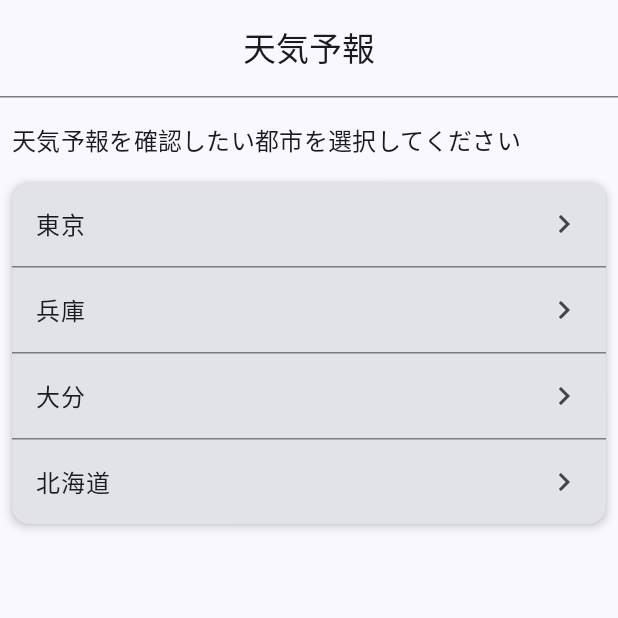
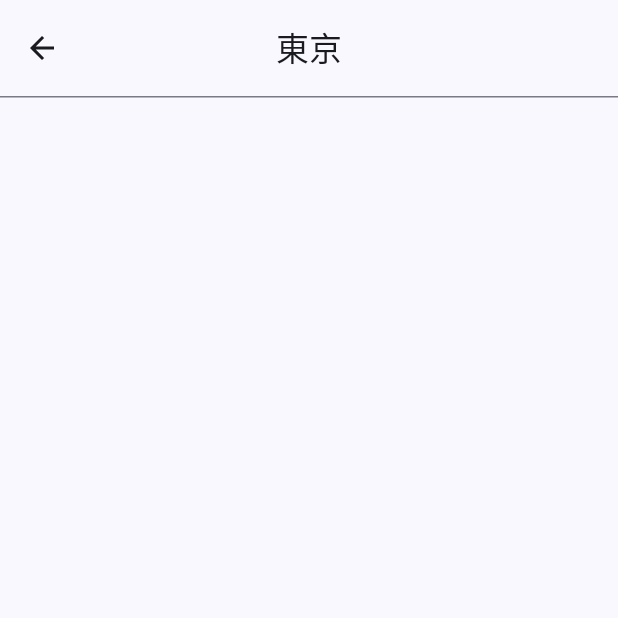
Before and after one commit to sampleUser363/weather-forecast-app, an Android app built with Jetpack Compose: the screen it shows after launch (MainActivity), after a tap on "東京", on a phone screen of 412 x 824 dp, the top half of it. Run offline under Robolectric (Android 15) with nearby library versions, the phone set to English and light mode, and no system bars; our stand-ins replace Dagger/Hilt's generated code; libraries missing offline, so code that uses them is left out: androidx.hilt.lifecycle.

Commit message:
hiltの導入とHomeからWeatherへの画面遷移機能実装

```diff
--- a/app/build.gradle.kts
+++ b/app/build.gradle.kts
@@ -2,6 +2,8 @@ plugins {
     alias(libs.plugins.android.application)
     alias(libs.plugins.kotlin.android)
     alias(libs.plugins.kotlin.compose)
+    alias(libs.plugins.android.hilt)
+    alias(libs.plugins.devtool.ksp)
 }
 
 android {
@@ -39,6 +41,11 @@ android {
     }
 }
 
+hilt {
+    // javapoetのバージョン周りでエラーが出ているため、暫定対応
+    enableAggregatingTask = false
+}
+
 dependencies {
 
     implementation(libs.androidx.core.ktx)
@@ -50,6 +57,9 @@ dependencies {
     implementation(libs.androidx.compose.ui.tooling.preview)
     implementation(libs.androidx.compose.material3)
     implementation(libs.androidx.navigation.compose)
+    implementation(libs.androidx.hilt.navigation.compose)
+    implementation(libs.hilt.android)
+    ksp(libs.hilt.compiler)
     testImplementation(libs.junit)
     androidTestImplementation(libs.androidx.junit)
     androidTestImplementation(libs.androidx.espresso.core)
--- a/app/src/main/AndroidManifest.xml
+++ b/app/src/main/AndroidManifest.xml
@@ -3,6 +3,7 @@
     xmlns:tools="http://schemas.android.com/tools">
 
     <application
+        android:name=".WeatherForecastApplication"
         android:allowBackup="true"
         android:dataExtractionRules="@xml/data_extraction_rules"
         android:fullBackupContent="@xml/backup_rules"
--- a/app/src/main/java/com/example/weatherforecast/MainActivity.kt
+++ b/app/src/main/java/com/example/weatherforecast/MainActivity.kt
@@ -8,7 +8,9 @@ import androidx.compose.foundation.layout.fillMaxSize
 import androidx.compose.material3.Surface
 import androidx.compose.ui.Modifier
 import com.example.weatherforecast.ui.theme.WeatherForecastTheme
+import dagger.hilt.android.AndroidEntryPoint
 
+@AndroidEntryPoint
 class MainActivity : ComponentActivity() {
     override fun onCreate(savedInstanceState: Bundle?) {
         super.onCreate(savedInstanceState)
--- /dev/null
+++ b/app/src/main/java/com/example/weatherforecast/WeatherForecastApplication.kt
@@ -0,0 +1,7 @@
+package com.example.weatherforecast
+
+import android.app.Application
+import dagger.hilt.android.HiltAndroidApp
+
+@HiltAndroidApp
+class WeatherForecastApplication : Application()
--- a/app/src/main/java/com/example/weatherforecast/ui/component/TopBar.kt
+++ b/app/src/main/java/com/example/weatherforecast/ui/component/TopBar.kt
@@ -1,23 +1,28 @@
 package com.example.weatherforecast.ui.component
 
-import androidx.annotation.StringRes
 import androidx.compose.foundation.layout.Column
+import androidx.compose.material.icons.Icons
+import androidx.compose.material.icons.automirrored.filled.ArrowBack
 import androidx.compose.material3.CenterAlignedTopAppBar
 import androidx.compose.material3.ExperimentalMaterial3Api
 import androidx.compose.material3.HorizontalDivider
+import androidx.compose.material3.Icon
+import androidx.compose.material3.IconButton
 import androidx.compose.material3.MaterialTheme
 import androidx.compose.material3.Text
 import androidx.compose.runtime.Composable
 import androidx.compose.ui.Alignment
 import androidx.compose.ui.Modifier
 import androidx.compose.ui.res.stringResource
+import com.example.weatherforecast.R
 
 @OptIn(ExperimentalMaterial3Api::class)
 @Composable
 fun TopBar(
-    @StringRes
-    titleResId: Int,
-    modifier: Modifier = Modifier
+    canNavigateBack: Boolean,
+    title: String,
+    modifier: Modifier = Modifier,
+    navigateUp: () -> Unit
 ) {
     Column {
         CenterAlignedTopAppBar(
@@ -26,9 +31,19 @@ fun TopBar(
                     horizontalAlignment = Alignment.CenterHorizontally
                 ) {
                     Text(
-                        text = stringResource(titleResId),
+                        text = title,
                         style = MaterialTheme.typography.titleLarge
                     )
+                }
+            },
+            navigationIcon = {
+                if (canNavigateBack) {
+                    IconButton(onClick = navigateUp) {
+                        Icon(
+                            imageVector = Icons.AutoMirrored.Filled.ArrowBack,
+                            contentDescription = stringResource(R.string.back_button_description)
+                        )
+                    }
                 }
             },
             modifier = modifier
--- a/app/src/main/java/com/example/weatherforecast/ui/navigation/Screen.kt
+++ b/app/src/main/java/com/example/weatherforecast/ui/navigation/Screen.kt
@@ -5,6 +5,11 @@ package com.example.weatherforecast.ui.navigation
  *
  * @property route NavHostで使用する画面のroute
  */
-enum class Screen(val route: String) {
-    HOME("home")
+sealed class Screen(val route: String) {
+    object HOME : Screen("home")
+    object WEATHER : Screen("weather") {
+        const val CITY_ARG = "city"
+        val routeWithArgs = "$route/{$CITY_ARG}"
+        fun createRoute(city: String) = "weather/$city"
+    }
 }
--- a/app/src/main/java/com/example/weatherforecast/ui/navigation/WeatherForecastNavHost.kt
+++ b/app/src/main/java/com/example/weatherforecast/ui/navigation/WeatherForecastNavHost.kt
@@ -3,9 +3,12 @@ package com.example.weatherforecast.ui.navigation
 import androidx.compose.runtime.Composable
 import androidx.compose.ui.Modifier
 import androidx.navigation.NavHostController
+import androidx.navigation.NavType
 import androidx.navigation.compose.NavHost
 import androidx.navigation.compose.composable
+import androidx.navigation.navArgument
 import com.example.weatherforecast.ui.screen.home.HomeScreen
+import com.example.weatherforecast.ui.screen.weather.WeatherScreen
 
 @Composable
 fun WeatherForecastNavHost(
@@ -19,8 +22,28 @@ fun WeatherForecastNavHost(
     ) {
         // ホーム画面
         composable(route = Screen.HOME.route) {
-            HomeScreen()
+            HomeScreen(
+                onCityClick = { city ->
+                    navController.navigate(
+                        Screen.WEATHER.createRoute(city)
+                    )
+                }
+            )
         }
-        // TODO: 天気画面
+        // 天気画面
+        composable(
+            route = Screen.WEATHER.routeWithArgs,
+            arguments = listOf(
+                navArgument(Screen.WEATHER.CITY_ARG) {
+                    type = NavType.StringType
+                }
+            )
+        ) {
+            WeatherScreen(
+                onNavigateUp = {
+                    navController.navigateUp()
+                }
+            )
+        }
     }
 }
--- a/app/src/main/java/com/example/weatherforecast/ui/screen/home/HomeScreen.kt
+++ b/app/src/main/java/com/example/weatherforecast/ui/screen/home/HomeScreen.kt
@@ -34,12 +34,15 @@ import com.example.weatherforecast.ui.theme.WeatherForecastTheme
 
 @Composable
 fun HomeScreen(
-    modifier: Modifier = Modifier
+    modifier: Modifier = Modifier,
+    onCityClick: (String) -> Unit,
 ) {
     Scaffold(
         topBar = {
             TopBar(
-                titleResId = R.string.home_screen_title
+                title = stringResource(R.string.home_screen_title),
+                canNavigateBack = false,
+                navigateUp = {}
             )
         },
         modifier = Modifier.fillMaxSize(),
@@ -47,7 +50,7 @@ fun HomeScreen(
         HomeBody(
             cities = City.entries,
             onCityClick = {
-                // TODO: 都市押下時、それに応じた天気画面に遷移
+                onCityClick(it.name)
             },
             contentPadding = innerPadding,
             modifier = modifier
--- /dev/null
+++ b/app/src/main/java/com/example/weatherforecast/ui/screen/weather/WeatherScreen.kt
@@ -0,0 +1,29 @@
+package com.example.weatherforecast.ui.screen.weather
+
+import androidx.compose.foundation.layout.fillMaxSize
+import androidx.compose.material3.Scaffold
+import androidx.compose.runtime.Composable
+import androidx.compose.ui.Modifier
+import androidx.compose.ui.res.stringResource
+import androidx.hilt.lifecycle.viewmodel.compose.hiltViewModel
+import com.example.weatherforecast.ui.component.TopBar
+
+@Composable
+fun WeatherScreen(
+    modifier: Modifier = Modifier,
+    onNavigateUp: () -> Unit,
+    viewModel: WeatherViewModel = hiltViewModel()
+) {
+    Scaffold(
+        topBar = {
+            TopBar(
+                title = stringResource(viewModel.cityType.displayNameResId),
+                canNavigateBack = true,
+                navigateUp = onNavigateUp
+            )
+        },
+        modifier = Modifier.fillMaxSize(),
+    ) { innerPadding ->
+        // TODO: 天気画面のレイアウト実装
+    }
+}
--- /dev/null
+++ b/app/src/main/java/com/example/weatherforecast/ui/screen/weather/WeatherViewModel.kt
@@ -0,0 +1,18 @@
+package com.example.weatherforecast.ui.screen.weather
+
+import androidx.lifecycle.SavedStateHandle
+import androidx.lifecycle.ViewModel
+import com.example.weatherforecast.model.City
+import com.example.weatherforecast.ui.navigation.Screen
+import dagger.hilt.android.lifecycle.HiltViewModel
+import jakarta.inject.Inject
+
+@HiltViewModel
+class WeatherViewModel @Inject constructor(
+    savedStateHandle: SavedStateHandle
+) : ViewModel() {
+    // 画面遷移時に受け取るパラメータ
+    val city: String = checkNotNull(savedStateHandle[Screen.WEATHER.CITY_ARG])
+    // enum classのnameから種別を取得
+    val cityType = City.valueOf(city)
+}
--- a/app/src/main/res/values/strings.xml
+++ b/app/src/main/res/values/strings.xml
@@ -14,4 +14,7 @@
     <string name="hyogo_city_property">Hyogo</string>
     <string name="oita_city_property">Oita</string>
     <string name="hokkaido_city_property">Hokkaido</string>
+
+    <!-- content description -->
+    <string name="back_button_description">前の画面に戻る</string>
 </resources>
--- a/gradle/libs.versions.toml
+++ b/gradle/libs.versions.toml
@@ -9,6 +9,9 @@ lifecycleRuntimeKtx = "2.9.4"
 activityCompose = "1.11.0"
 composeBom = "2024.09.00"
 navigationCompose = "2.9.6"
+hiltNavigationCompose = "1.3.0"
+hilt = "2.57.2"
+ksp = "2.0.21-1.0.27"
 
 [libraries]
 androidx-core-ktx = { group = "androidx.core", name = "core-ktx", version.ref = "coreKtx" }
@@ -26,8 +29,13 @@ androidx-compose-ui-test-manifest = { group = "androidx.compose.ui", name = "ui-
 androidx-compose-ui-test-junit4 = { group = "androidx.compose.ui", name = "ui-test-junit4" }
 androidx-compose-material3 = { group = "androidx.compose.material3", name = "material3" }
 androidx-navigation-compose = { group = "androidx.navigation", name = "navigation-compose", version.ref = "navigationCompose" }
+androidx-hilt-navigation-compose = { group = "androidx.hilt", name = "hilt-navigation-compose", version.ref = "hiltNavigationCompose" }
+hilt-android = { group = "com.google.dagger", name = "hilt-android", version.ref = "hilt" }
+hilt-compiler = { group = "com.google.dagger", name = "hilt-compiler", version.ref = "hilt" }
 
 [plugins]
 android-application = { id = "com.android.application", version.ref = "agp" }
 kotlin-android = { id = "org.jetbrains.kotlin.android", version.ref = "kotlin" }
 kotlin-compose = { id = "org.jetbrains.kotlin.plugin.compose", version.ref = "kotlin" }
+android-hilt = { id = "com.google.dagger.hilt.android", version.ref = "hilt" }
+devtool-ksp = { id = "com.google.devtools.ksp", version.ref = "ksp" }
```
